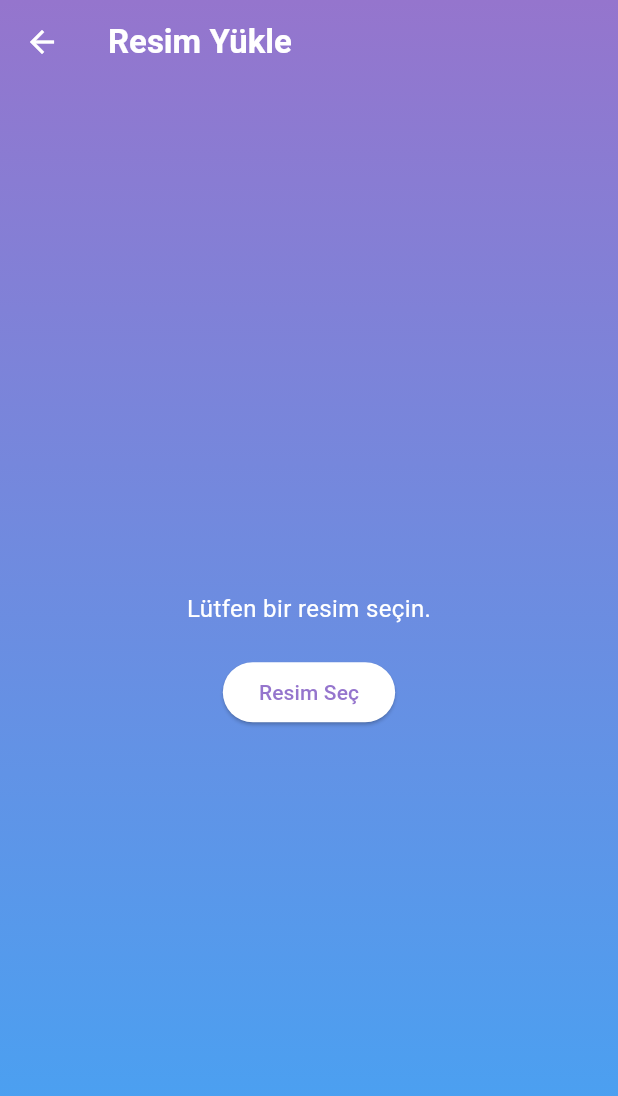
After one commit to seyitkarahan/akilli-ajanda-mobile-front, a Flutter app: the ImageUploadView screen opened directly, after a tap on "Resim Seç", on a phone screen of 412 x 824 dp. The commit adds this screen. Shown: the top 1096 px of the screen. Run offline on Flutter 3.47's test engine with Material 3 defaults, Android fonts, the phone set to English and light mode, and no system bars; our stand-ins replace dio, flutter_speed_dial, image_picker, shared_preferences, syncfusion_flutter_calendar; accounts and stored records are empty; network calls fail.

Commit message:
added upload image

```diff
--- /dev/null
+++ b/lib/model/image_response.dart
@@ -0,0 +1,23 @@
+
+class ImageResponse {
+  final int id;
+  final String fileName;
+  final String fileType;
+  final String filePath;
+
+  ImageResponse({
+    required this.id,
+    required this.fileName,
+    required this.fileType,
+    required this.filePath,
+  });
+
+  factory ImageResponse.fromJson(Map<String, dynamic> json) {
+    return ImageResponse(
+      id: json['id'],
+      fileName: json['fileName'],
+      fileType: json['fileType'],
+      filePath: json['filePath'],
+    );
+  }
+}
--- /dev/null
+++ b/lib/view/image_upload_view.dart
@@ -0,0 +1,120 @@
+
+import 'dart:io';
+import 'package:akilli_ajanda_front/model/image_response.dart';
+import 'package:akilli_ajanda_front/view_model/image_view_model.dart';
+import 'package:flutter/material.dart';
+import 'package:provider/provider.dart';
+
+class ImageUploadView extends StatelessWidget {
+  const ImageUploadView({super.key});
+
+  @override
+  Widget build(BuildContext context) {
+    return ChangeNotifierProvider(
+      create: (_) => ImageViewModel(),
+      child: Consumer<ImageViewModel>(
+        builder: (context, viewModel, child) {
+          return Scaffold(
+            extendBodyBehindAppBar: true,
+            appBar: AppBar(
+              title: const Text('Resim Yükle'),
+              elevation: 0,
+              backgroundColor: Colors.transparent,
+              titleTextStyle: Theme.of(context).textTheme.titleLarge?.copyWith(fontWeight: FontWeight.bold, color: Colors.white),
+              iconTheme: const IconThemeData(color: Colors.white),
+            ),
+            body: Container(
+              decoration: BoxDecoration(
+                gradient: LinearGradient(
+                  colors: [Colors.deepPurple.shade300, Colors.blue.shade400],
+                  begin: Alignment.topCenter,
+                  end: Alignment.bottomCenter,
+                ),
+              ),
+              child: SafeArea(
+                child: Stack(
+                  children: [
+                    Center(
+                      child: Column(
+                        mainAxisAlignment: MainAxisAlignment.center,
+                        children: [
+                          if (viewModel.selectedImage != null)
+                            Container(
+                              height: 200,
+                              width: 200,
+                              decoration: BoxDecoration(
+                                borderRadius: BorderRadius.circular(15),
+                                image: DecorationImage(
+                                  image: FileImage(viewModel.selectedImage!),
+                                  fit: BoxFit.cover,
+                                ),
+                              ),
+                            )
+                          else
+                            const Text(
+                              'Lütfen bir resim seçin.',
+                              style: TextStyle(color: Colors.white, fontSize: 16),
+                            ),
+                          const SizedBox(height: 20),
+                          ElevatedButton(
+                            onPressed: viewModel.pickImage,
+                            style: ElevatedButton.styleFrom(
+                              backgroundColor: Colors.white,
+                              foregroundColor: Colors.deepPurple.shade300,
+                            ),
+                            child: const Text('Resim Seç'),
+                          ),
+                          if (viewModel.selectedImage != null)
+                            Row(
+                              mainAxisAlignment: MainAxisAlignment.center,
+                              children: [
+                                ElevatedButton(
+                                  onPressed: () async {
+                                    final response = await viewModel.uploadImage();
+                                    if (response != null && context.mounted) {
+                                      ScaffoldMessenger.of(context).showSnackBar(
+                                        SnackBar(content: Text('Resim ${response.fileName} başarıyla yüklendi')),
+                                      );
+                                    } else if (context.mounted) {
+                                      ScaffoldMessenger.of(context).showSnackBar(
+                                        const SnackBar(content: Text('Resim yüklenemedi.')),
+                                      );
+                                    }
+                                  },
+                                  style: ElevatedButton.styleFrom(
+                                    backgroundColor: Colors.white,
+                                    foregroundColor: Colors.deepPurple.shade300,
+                                  ),
+                                  child: const Text('Yükle'),
+                                ),
+                                const SizedBox(width: 10),
+                                ElevatedButton(
+                                  onPressed: viewModel.clearImage,
+                                  style: ElevatedButton.styleFrom(
+                                    backgroundColor: Colors.red,
+                                    foregroundColor: Colors.white,
+                                  ),
+                                  child: const Text('Temizle'),
+                                ),
+                              ],
+                            ),
+                        ],
+                      ),
+                    ),
+                    if (viewModel.isLoading)
+                      Container(
+                        color: Colors.black.withOpacity(0.5),
+                        child: const Center(
+                          child: CircularProgressIndicator(),
+                        ),
+                      ),
+                  ],
+                ),
+              ),
+            ),
+          );
+        },
+      ),
+    );
+  }
+}
--- /dev/null
+++ b/lib/view_model/image_view_model.dart
@@ -0,0 +1,88 @@
+
+import 'dart:io';
+import 'package:akilli_ajanda_front/model/image_response.dart';
+import 'package:akilli_ajanda_front/service/image_service.dart';
+import 'package:flutter/material.dart';
+import 'package:image_picker/image_picker.dart';
+
+class ImageViewModel extends ChangeNotifier {
+  final ImageService _imageService = ImageService();
+
+  File? _selectedImage;
+  File? get selectedImage => _selectedImage;
+
+  List<ImageResponse> _images = [];
+  List<ImageResponse> get images => _images;
+
+  bool _isLoading = false;
+  bool get isLoading => _isLoading;
+
+  String? _error;
+  String? get error => _error;
+
+  Future<void> pickImage() async {
+    final picker = ImagePicker();
+    final pickedFile = await picker.pickImage(source: ImageSource.gallery);
+    if (pickedFile != null) {
+      _selectedImage = File(pickedFile.path);
+      notifyListeners();
+    }
+  }
+
+  Future<ImageResponse?> uploadImage({int? taskId, int? eventId}) async {
+    if (_selectedImage == null) return null;
+    _setLoading(true);
+    ImageResponse? response;
+    try {
+      response = await _imageService.uploadImage(_selectedImage!, taskId: taskId, eventId: eventId);
+      _selectedImage = null;
+      // After uploading, refresh the list of images
+      await fetchMyImages();
+    } catch (e) {
+      _setError(e.toString());
+      response = null;
+    } finally {
+      _setLoading(false);
+    }
+    return response;
+  }
+
+  Future<void> fetchMyImages() async {
+    _setLoading(true);
+    try {
+      _images = await _imageService.getMyImages();
+    } catch (e) {
+      _setError(e.toString());
+    } finally {
+      _setLoading(false);
+    }
+  }
+
+  Future<void> deleteImage(int imageId) async {
+    _setLoading(true);
+    try {
+      await _imageService.deleteImage(imageId);
+      // Remove the image from the local list
+      _images.removeWhere((image) => image.id == imageId);
+    } catch (e) {
+      _setError(e.toString());
+    } finally {
+      _setLoading(false);
+    }
+  }
+
+  void clearImage() {
+    _selectedImage = null;
+    notifyListeners();
+  }
+
+  void _setLoading(bool loading) {
+    _isLoading = loading;
+    notifyListeners();
+  }
+
+  void _setError(String? error) {
+    _error = error;
+    notifyListeners();
+  }
+}
```
Also changed, not shown: lib/service/image_service.dart (added, +64 -0 lines), lib/view/home_page.dart (+26 -1 lines), lib/view/my_images_view.dart (added, +113 -0 lines), 1 other file.
